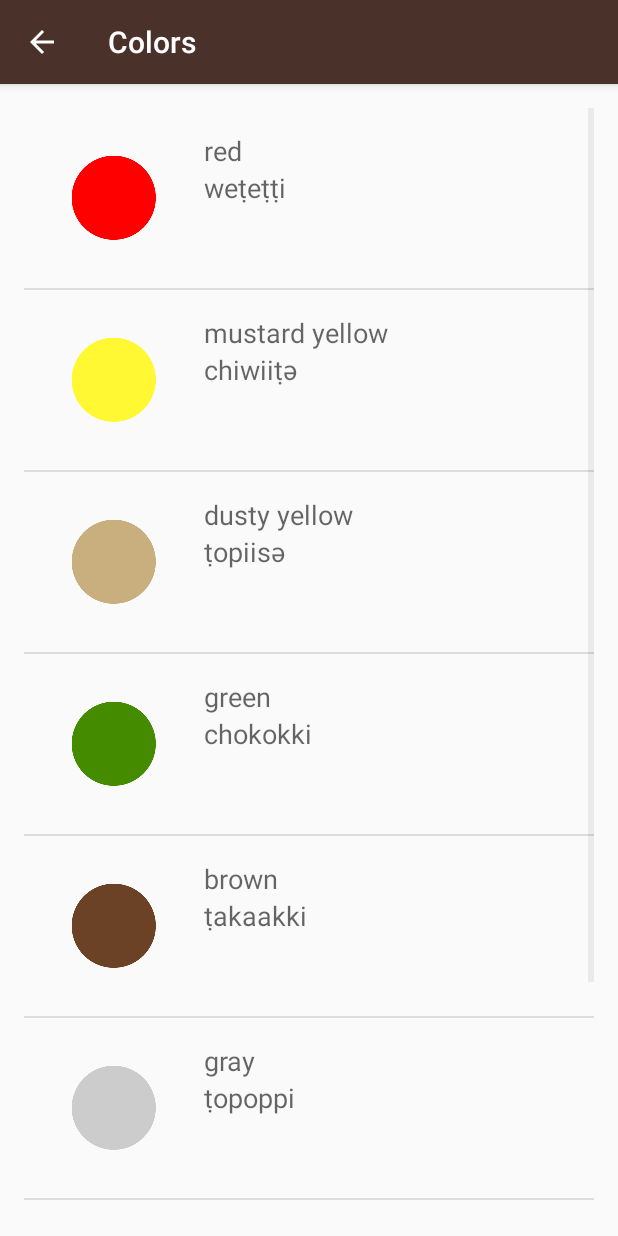
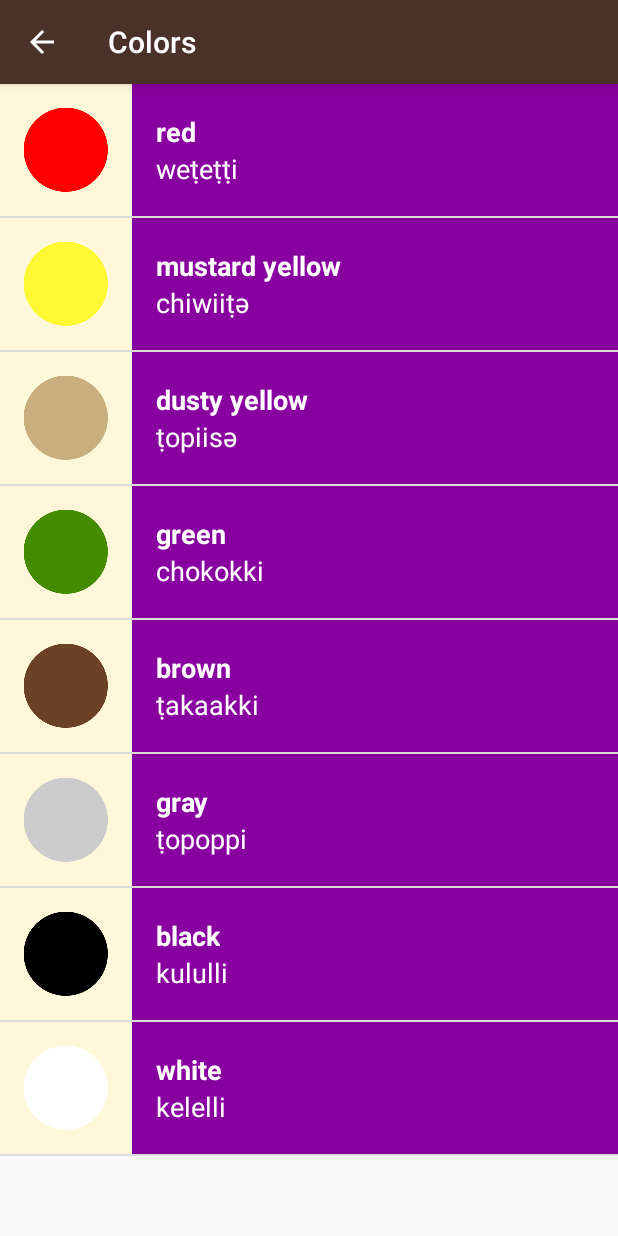
Before and after one commit to durgaprasadmamidi/Miwok, an Android app: the ColorsActivity screen opened directly, with no data from a screen before it, on a phone screen of 412 x 824 dp. Run offline under Robolectric (Android 15) with nearby library versions, the phone set to English and light mode, and no system bars.

Commit message:
Ui changes

```diff
--- a/app/src/main/java/com/example/android/miwok/ColorsActivity.java
+++ b/app/src/main/java/com/example/android/miwok/ColorsActivity.java
@@ -36,7 +36,7 @@ public class ColorsActivity extends AppCompatActivity {
         words.add(new Word("gray", "ṭopoppi", R.drawable.color_gray));
         words.add(new Word("black", "kululli", R.drawable.color_black));
         words.add(new Word("white", "kelelli", R.drawable.color_white));
-        WordAdapter itemsAdapter = new WordAdapter(this, R.layout.list_item, words);
+        WordAdapter itemsAdapter = new WordAdapter(this, R.layout.list_item, words,R.color.category_colors);
 
         ListView listView = (ListView) findViewById(R.id.list);
 
--- a/app/src/main/java/com/example/android/miwok/FamilyActivity.java
+++ b/app/src/main/java/com/example/android/miwok/FamilyActivity.java
@@ -39,7 +39,7 @@ public class FamilyActivity extends AppCompatActivity {
         words.add(new Word("grandmother ", "ama", R.drawable.family_grandmother));
         words.add(new Word("grandfather", "paapa", R.drawable.family_grandfather));
 
-        WordAdapter itemsAdapter = new WordAdapter(this, R.layout.list_item, words);
+        WordAdapter itemsAdapter = new WordAdapter(this, R.layout.list_item, words,R.color.category_family);
 
         ListView listView = (ListView) findViewById(R.id.list);
 
--- a/app/src/main/java/com/example/android/miwok/NumbersActivity.java
+++ b/app/src/main/java/com/example/android/miwok/NumbersActivity.java
@@ -39,7 +39,7 @@ public class NumbersActivity extends AppCompatActivity {
         words.add(new Word("nine", "wo’e",R.drawable.number_nine));
         words.add(new Word("ten", "na’aacha",R.drawable.number_ten));
 
-        WordAdapter itemsAdapter = new WordAdapter(this, R.layout.list_item, words);
+        WordAdapter itemsAdapter = new WordAdapter(this, R.layout.list_item, words,R.color.category_numbers);
 
         ListView listView = (ListView) findViewById(R.id.list);
 
--- a/app/src/main/java/com/example/android/miwok/PhrasesActivity.java
+++ b/app/src/main/java/com/example/android/miwok/PhrasesActivity.java
@@ -38,7 +38,7 @@ public class PhrasesActivity extends AppCompatActivity {
         words.add(new Word("I’m coming.", "әәnәm"));
         words.add(new Word("Let’s go.", "yoowutis"));
         words.add(new Word("Come here.", "әnni'nem"));
-        WordAdapter itemsAdapter = new WordAdapter(this, R.layout.list_item, words);
+        WordAdapter itemsAdapter = new WordAdapter(this, R.layout.list_item, words,R.color.category_phrases);
 
         ListView listView = (ListView) findViewById(R.id.list);
 
--- a/app/src/main/java/com/example/android/miwok/Word.java
+++ b/app/src/main/java/com/example/android/miwok/Word.java
@@ -3,7 +3,9 @@ package com.example.android.miwok;
 public class Word {
     private String miwokTranslation;
     private String defaultTranslation;
-    private int resourceId;
+    private final int defaultResourceId = -1;
+    private int resourceId=defaultResourceId;
+
 
     public Word(String miwokTranslation, String defaultTranslation, int resourceId) {
         this.miwokTranslation = miwokTranslation;
@@ -27,4 +29,7 @@ public class Word {
     public String getDefaultTranslation() {
         return defaultTranslation;
     }
+    public boolean isImage(){
+        return this.defaultResourceId != this.resourceId;
+    }
 }
--- a/app/src/main/java/com/example/android/miwok/WordAdapter.java
+++ b/app/src/main/java/com/example/android/miwok/WordAdapter.java
@@ -1,13 +1,16 @@
 package com.example.android.miwok;
 
 import android.content.Context;
+import android.graphics.drawable.Drawable;
 import android.support.annotation.NonNull;
 import android.support.annotation.Nullable;
+import android.util.Log;
 import android.view.LayoutInflater;
 import android.view.View;
 import android.view.ViewGroup;
 import android.widget.ArrayAdapter;
 import android.widget.ImageView;
+import android.widget.LinearLayout;
 import android.widget.TextView;
 
 import java.util.ArrayList;
@@ -15,8 +18,11 @@ import java.util.List;
 
 public class WordAdapter extends ArrayAdapter<Word> {
 
-    public WordAdapter(@NonNull Context context, int resource, @NonNull List objects) {
+    int listColor;
+
+    public WordAdapter(@NonNull Context context, int resource, @NonNull List objects,int listColor) {
         super(context, resource, objects);
+        this.listColor = listColor;
     }
 
     @NonNull
@@ -27,13 +33,21 @@ public class WordAdapter extends ArrayAdapter<Word> {
             view = LayoutInflater.from(getContext()).inflate(R.layout.list_item,parent,false);
         }
         Word word = getItem(position);
+        LinearLayout listLinearLayout =view.findViewById(R.id.listLinearLayout);
+        listLinearLayout.setBackgroundResource(listColor);
+        Log.i("debug", String.valueOf(listColor));
+        Log.i("original", String.valueOf(R.color.category_numbers));
         TextView englishTextView = view.findViewById(R.id.englishNumbersTextView);
         englishTextView.setText(word.getDefaultTranslation());
         TextView miwokTextView = view.findViewById(R.id.miwokNumberTextView);
         miwokTextView.setText(word.getMiwokTranslation());
         ImageView imageView = view.findViewById(R.id.itemImage);
-        imageView.setImageResource(word.getResourceId());
-
+        if(word.isImage()) {
+            imageView.setVisibility(View.VISIBLE);
+            imageView.setImageResource(word.getResourceId());
+        }
+        else
+            imageView.setVisibility(View.GONE);
         return view;
 
     }
--- a/app/src/main/res/layout/list_item.xml
+++ b/app/src/main/res/layout/list_item.xml
@@ -2,31 +2,42 @@
 <LinearLayout xmlns:android="http://schemas.android.com/apk/res/android"
     xmlns:tools="http://schemas.android.com/tools"
     android:layout_width="match_parent"
-    android:layout_height="match_parent"
-    android:padding="16dp">
+    android:layout_height="wrap_content"
+    android:minHeight="@dimen/list_item_height"
+    >
     <ImageView
-        android:layout_width="wrap_content"
-        android:layout_height="wrap_content"
+
+        android:layout_width="88dp"
+        android:layout_height="88dp"
         android:src="@mipmap/ic_launcher"
-        android:id="@+id/itemImage"/>
+        android:id="@+id/itemImage"
+        android:background="@color/tan_background"/>
     <LinearLayout
         android:layout_width="match_parent"
-        android:layout_height="wrap_content"
+        android:layout_height="88dp"
         android:orientation="vertical"
         android:paddingLeft="16dp"
+        android:id="@+id/listLinearLayout"
         >
         <TextView
             android:layout_width="wrap_content"
-            android:layout_height="wrap_content"
+            android:layout_height="0dp"
             android:id="@+id/miwokNumberTextView"
             tools:text="Latti"
-            android:textAppearance="@style/TextAppearance.AppCompat.Medium"/>
+            android:textColor="@android:color/white"
+            android:textAppearance="@style/TextAppearance.AppCompat.Medium"
+            android:textStyle="bold"
+            android:layout_weight="1"
+            android:gravity="bottom"/>
         <TextView
             android:layout_width="wrap_content"
-            android:layout_height="wrap_content"
+            android:layout_height="0dp"
             android:id="@+id/englishNumbersTextView"
             tools:text="One"
-            android:textAppearance="@style/TextAppearance.AppCompat.Medium"/>
+            android:textColor="@android:color/white"
+            android:textAppearance="@style/TextAppearance.AppCompat.Medium"
+            android:layout_weight="1"
+            android:gravity="top"/>
     </LinearLayout>
 
 </LinearLayout>
--- a/app/src/main/res/layout/words_list.xml
+++ b/app/src/main/res/layout/words_list.xml
@@ -5,8 +5,4 @@
     android:orientation="vertical"
     android:layout_width="match_parent"
     android:layout_height="match_parent"
-    android:paddingBottom="@dimen/activity_vertical_margin"
-    android:paddingLeft="@dimen/activity_horizontal_margin"
-    android:paddingRight="@dimen/activity_horizontal_margin"
-    android:paddingTop="@dimen/activity_vertical_margin"
     tools:context="com.example.android.miwok.NumbersActivity"/>
--- a/app/src/main/res/values-w820dp/dimens.xml
+++ /dev/null
@@ -1,20 +0,0 @@
-<!-- Copyright (C) 2016 The Android Open Source Project
-
-     Licensed under the Apache License, Version 2.0 (the "License");
-     you may not use this file except in compliance with the License.
-     You may obtain a copy of the License at
-
-          http://www.apache.org/licenses/LICENSE-2.0
-
-     Unless required by applicable law or agreed to in writing, software
-     distributed under the License is distributed on an "AS IS" BASIS,
-     WITHOUT WARRANTIES OR CONDITIONS OF ANY KIND, either express or implied.
-     See the License for the specific language governing permissions and
-     limitations under the License.
--->
-<resources>
-    <!-- Example customization of dimensions originally defined in res/values/dimens.xml
-         (such as screen margins) for screens with more than 820dp of available width. This
-         would include 7" and 10" devices in landscape (~960dp and ~1280dp respectively). -->
-    <dimen name="activity_horizontal_margin">64dp</dimen>
-</resources>
--- a/app/src/main/res/values/dimens.xml
+++ b/app/src/main/res/values/dimens.xml
@@ -15,7 +15,5 @@
 <resources>
     <!-- Height of each list item -->
     <dimen name="list_item_height">88dp</dimen>
-    <!-- Default screen margins, per the Android Design guidelines. -->
-    <dimen name="activity_horizontal_margin">16dp</dimen>
-    <dimen name="activity_vertical_margin">16dp</dimen>
+
 </resources>
```
